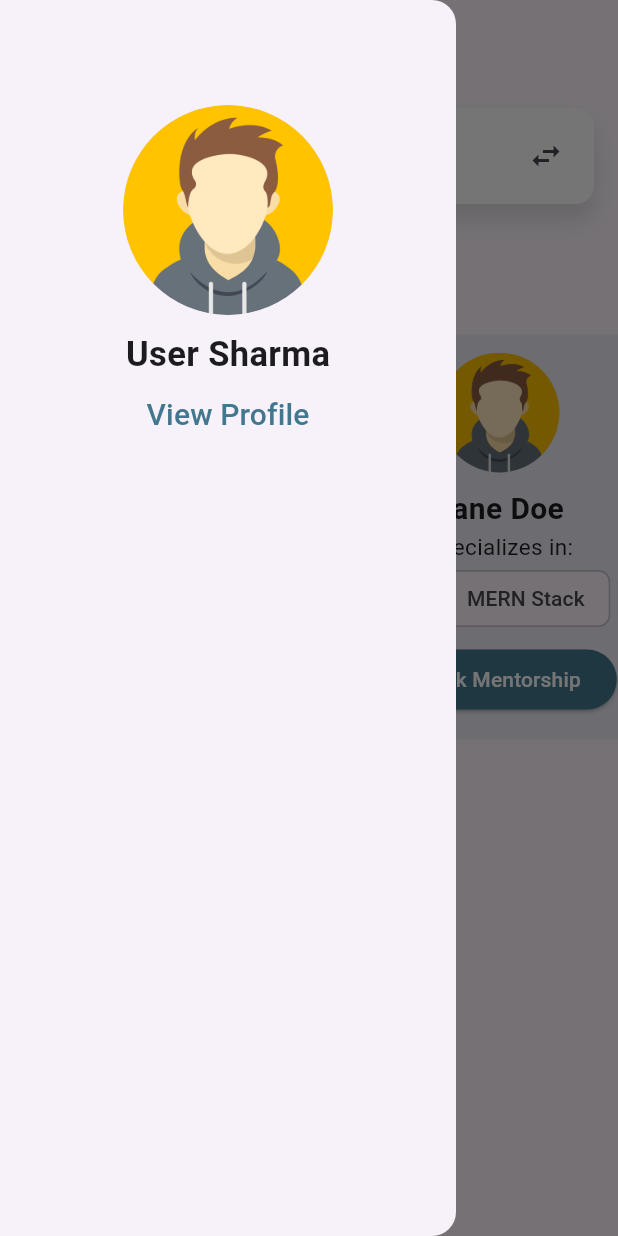
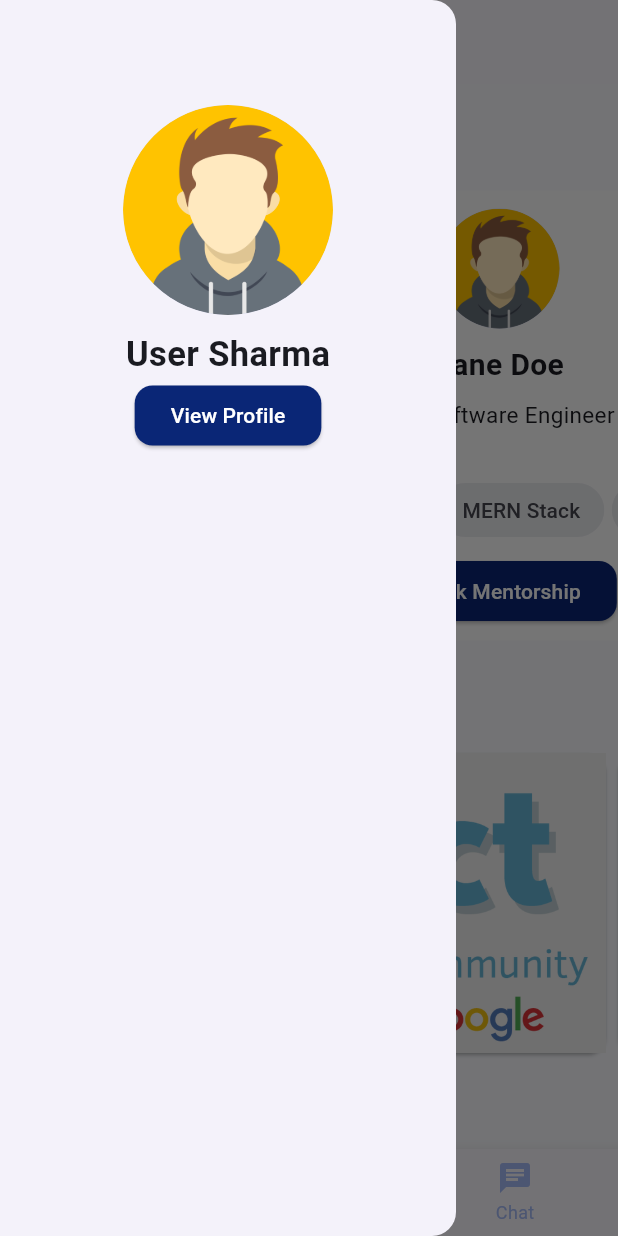
Before and after one commit to ascoder1109/NXTGenGuidanceApp, a Flutter app: the screen it shows after launch, with the side drawer open, on a phone screen of 412 x 824 dp. Run offline on Flutter 3.47's test engine with Material 3 defaults, Android fonts, the phone set to English and light mode, and no system bars.

Commit message:
Making profile section

```diff
--- a/lib/main.dart
+++ b/lib/main.dart
@@ -1,5 +1,6 @@
 import 'package:flutter/material.dart';
 import 'package:nxt_gen_guidance/pages/home_page.dart';
+import 'package:nxt_gen_guidance/pages/mentor_profile_page.dart';
 
 void main() {
   runApp(MyApp());
@@ -12,7 +13,12 @@ class MyApp extends StatelessWidget {
   Widget build(BuildContext context) {
     return MaterialApp(
       home: HomePage(),
-      theme: ThemeData(useMaterial3: true),
+      theme: ThemeData(
+        useMaterial3: true,
+        colorScheme: ColorScheme.fromSeed(
+          seedColor: Color.fromARGB(255, 10, 38, 118),
+        ),
+      ),
     );
   }
 }
--- a/lib/pages/home_page.dart
+++ b/lib/pages/home_page.dart
@@ -1,30 +1,51 @@
 import 'package:flutter/material.dart';
-import 'package:flutter/widgets.dart';
+import 'package:nxt_gen_guidance/widgets/community_card.dart';
 import 'package:nxt_gen_guidance/widgets/drawer_widget.dart';
 import 'package:nxt_gen_guidance/widgets/recommended_mentor_card.dart';
 import 'package:nxt_gen_guidance/widgets/search_bar.dart';
 
-class HomePage extends StatelessWidget {
-  const HomePage({super.key});
+class HomePage extends StatefulWidget {
+  const HomePage({Key? key}) : super(key: key);
+
+  @override
+  _HomePageState createState() => _HomePageState();
+}
+
+class _HomePageState extends State<HomePage> {
+  int _selectedIndex = 0;
+  static const List<Widget> _widgetOptions = <Widget>[
+    Text('Home'),
+    Text('Search'),
+    Text('Chat'),
+    Text('Settings'),
+  ];
+  void _onItemTapped(int index) {
+    setState(() {
+      _selectedIndex = index;
+    });
+  }
 
   @override
   Widget build(BuildContext context) {
     return Scaffold(
+      backgroundColor: const Color.fromARGB(249, 250, 251, 255),
       appBar: AppBar(
-        title: Text("NXTGenGuidance"),
+        title: const Text("NXTGenGuidance"),
       ),
-      drawer: DrawerWidget(),
-      body: Column(
+      drawer: const DrawerWidget(),
+      body: SingleChildScrollView(
+        scrollDirection: Axis.vertical,
+        child: Column(
           crossAxisAlignment: CrossAxisAlignment.start,
           children: [
-          AppSearchBar(),
-          Padding(
-            padding: const EdgeInsets.all(17.0),
+            const Padding(
+              padding: EdgeInsets.all(17.0),
               child: SizedBox(
                 child: Text(
                   "Recommended Mentors",
                   style: TextStyle(fontWeight: FontWeight.bold, fontSize: 23),
-            )),
+                ),
+              ),
             ),
             SingleChildScrollView(
               scrollDirection: Axis.horizontal,
@@ -49,8 +70,61 @@ class HomePage extends StatelessWidget {
                   ),
                 ],
               ),
+            ),
+            const Padding(
+              padding: EdgeInsets.all(17.0),
+              child: SizedBox(
+                child: Text(
+                  "Community Mentors",
+                  style: TextStyle(fontWeight: FontWeight.bold, fontSize: 23),
+                ),
+              ),
+            ),
+            const SingleChildScrollView(
+              scrollDirection: Axis.horizontal,
+              child: Wrap(
+                children: [
+                  CommunityCard(
+                    communityImageLocation: "assets/images/ml_community.png",
+                  ),
+                  CommunityCard(
+                    communityImageLocation:
+                        "assets/images/flutter_community.png",
+                  ),
+                ],
+              ),
+            ),
+            const Padding(
+              padding: EdgeInsets.all(17.0),
+              child: SizedBox(
+                child: Text(
+                  "Recent",
+                  style: TextStyle(fontWeight: FontWeight.bold, fontSize: 23),
+                ),
+              ),
             )
           ],
+        ),
+      ),
+      bottomNavigationBar: BottomNavigationBar(
+        items: const <BottomNavigationBarItem>[
+          BottomNavigationBarItem(
+            icon: Icon(Icons.home),
+            label: 'Home',
+          ),
+          BottomNavigationBarItem(
+            icon: Icon(Icons.search),
+            label: 'Search',
+          ),
+          BottomNavigationBarItem(
+            icon: Icon(Icons.chat),
+            label: 'Chat',
+          ),
+        ],
+        currentIndex: _selectedIndex,
+        unselectedItemColor: Color.fromARGB(255, 165, 187, 248),
+        selectedItemColor: Color.fromARGB(255, 10, 38, 118),
+        onTap: _onItemTapped,
       ),
     );
   }
--- /dev/null
+++ b/lib/pages/mentor_profile_page.dart
@@ -0,0 +1,56 @@
+import 'package:flutter/material.dart';
+
+class MentorProfilePage extends StatelessWidget {
+  const MentorProfilePage({super.key});
+
+  @override
+  Widget build(BuildContext context) {
+    return Scaffold(
+      backgroundColor: const Color.fromARGB(249, 250, 251, 255),
+      appBar: AppBar(
+        title: Text("Mentor Profile"),
+      ),
+      body: Padding(
+        padding: const EdgeInsets.all(17.0),
+        child: Column(
+          crossAxisAlignment: CrossAxisAlignment.start,
+          children: [
+            const SizedBox(
+              height: 20,
+            ),
+            Center(
+              child: CircleAvatar(
+                backgroundImage: AssetImage("assets/images/avatar_image.png"),
+                radius: 100,
+              ),
+            ),
+            const SizedBox(
+              height: 20,
+            ),
+            Center(
+              child: const Text(
+                "John Doe",
+                style: TextStyle(fontWeight: FontWeight.bold, fontSize: 30),
+              ),
+            ),
+            const SizedBox(
+              height: 8,
+            ),
+            Text(
+              "Senior Software Engineer at Amazon",
+              style: TextStyle(fontSize: 20),
+            ),
+            SizedBox(
+              height: 8,
+            ),
+            Text(
+              "ML Research Scientist gone Entrepreneur helping SWE, SDM, and MLEs getting deeper into research.",
+              style: TextStyle(
+                  fontSize: 20, color: Color.fromARGB(255, 10, 38, 118)),
+            ),
+          ],
+        ),
+      ),
+    );
+  }
+}
--- /dev/null
+++ b/lib/widgets/community_card.dart
@@ -0,0 +1,27 @@
+import 'package:flutter/material.dart';
+
+class CommunityCard extends StatelessWidget {
+  final String communityImageLocation;
+  const CommunityCard({super.key, required this.communityImageLocation});
+
+  @override
+  Widget build(BuildContext context) {
+    return GestureDetector(
+      onTap: () {
+        print("Community Tap");
+      },
+      child: Card(
+        shape: RoundedRectangleBorder(
+          borderRadius: BorderRadius.circular(12),
+        ),
+        child: Container(
+          height: 200,
+          width: 400,
+          decoration: BoxDecoration(
+              image:
+                  DecorationImage(image: AssetImage(communityImageLocation))),
+        ),
+      ),
+    );
+  }
+}
--- a/lib/widgets/drawer_widget.dart
+++ b/lib/widgets/drawer_widget.dart
@@ -24,13 +24,21 @@ class DrawerWidget extends StatelessWidget {
             "User Sharma",
             style: TextStyle(fontWeight: FontWeight.bold, fontSize: 23),
           ),
-          TextButton(
-              onPressed: () {},
-              child: Text(
-                "View Profile",
-                style: TextStyle(
-                    fontSize: 20, color: Color.fromRGBO(66, 119, 142, 1)),
-              ))
+          ElevatedButton(
+            onPressed: () {},
+            child: Text("View Profile"),
+            style: ButtonStyle(
+              backgroundColor: MaterialStateProperty.all<Color>(
+                  Color.fromARGB(255, 10, 38, 118)),
+              foregroundColor: MaterialStateProperty.all<Color>(
+                  Color.fromARGB(255, 255, 255, 255)),
+              shape: MaterialStateProperty.all<RoundedRectangleBorder>(
+                RoundedRectangleBorder(
+                  borderRadius: BorderRadius.circular(12),
+                ),
+              ),
+            ),
+          ),
         ],
       ),
     );
--- a/lib/widgets/recommended_mentor_card.dart
+++ b/lib/widgets/recommended_mentor_card.dart
@@ -1,5 +1,6 @@
 import 'package:flutter/material.dart';
 import 'package:flutter/widgets.dart';
+import 'package:nxt_gen_guidance/pages/mentor_profile_page.dart';
 
 class RecommendedMentorCard extends StatelessWidget {
   final String mentorName;
@@ -11,12 +12,17 @@ class RecommendedMentorCard extends StatelessWidget {
 
   @override
   Widget build(BuildContext context) {
-    return Card(
-      elevation: 0,
-      color: Color.fromRGBO(66, 119, 142, 0.088),
-      shape: RoundedRectangleBorder(borderRadius: BorderRadius.circular(20)),
-      child: Container(
-          height: 270,
+    return GestureDetector(
+      onTap: () {
+        Navigator.of(context)
+            .push(MaterialPageRoute(builder: (context) => MentorProfilePage()));
+      },
+      child: Card(
+        elevation: 0,
+        color: Colors.white,
+        shape: RoundedRectangleBorder(borderRadius: BorderRadius.circular(12)),
+        child: Container(
+          height: 300,
           width: 210,
           child: Column(
             children: [
@@ -34,9 +40,12 @@ class RecommendedMentorCard extends StatelessWidget {
                 mentorName,
                 style: TextStyle(fontWeight: FontWeight.bold, fontSize: 20),
               ),
-              Text(
-                "Specializes in:",
-                style: TextStyle(fontSize: 15),
+              Padding(
+                padding: const EdgeInsets.all(8.0),
+                child: Text(
+                  "Senior Software Engineer at Amazon",
+                  style: TextStyle(fontSize: 15),
+                ),
               ),
               SingleChildScrollView(
                 scrollDirection: Axis.horizontal,
@@ -66,13 +75,20 @@ class RecommendedMentorCard extends StatelessWidget {
                 child: Text("Book Mentorship"),
                 style: ButtonStyle(
                   backgroundColor: MaterialStateProperty.all<Color>(
-                      const Color.fromRGBO(66, 119, 142, 1)),
+                      Color.fromARGB(255, 10, 38, 118)),
                   foregroundColor: MaterialStateProperty.all<Color>(
                       Color.fromARGB(255, 255, 255, 255)),
+                  shape: MaterialStateProperty.all<RoundedRectangleBorder>(
+                    RoundedRectangleBorder(
+                      borderRadius: BorderRadius.circular(12),
+                    ),
+                  ),
                 ),
-              )
+              ),
             ],
-          )),
+          ),
+        ),
+      ),
     );
   }
 }
@@ -84,7 +100,9 @@ class ChipBelowAvatarImage extends StatelessWidget {
   @override
   Widget build(BuildContext context) {
     return Chip(
-        shape: RoundedRectangleBorder(borderRadius: BorderRadius.circular(8)),
+        backgroundColor: Color.fromARGB(255, 236, 237, 240),
+        shape: RoundedRectangleBorder(borderRadius: BorderRadius.circular(20)),
+        side: BorderSide.none,
         label: Text(skill));
   }
 }
--- a/pubspec.yaml
+++ b/pubspec.yaml
@@ -60,7 +60,7 @@ flutter:
 
   # To add assets to your application, add an assets section, like this:
   assets:
-    - assets/images/avatar_image.png
+    - assets/images/
   #   - images/a_dot_ham.jpeg
 
   # An image asset can refer to one or more resolution-specific "variants", see
```
Also changed, not shown: assets/images/flutter_community.png (added), assets/images/ml_community.png (added), lib/pages/search_page.dart (added). Lines whose indentation alone changed are shown as unchanged.
